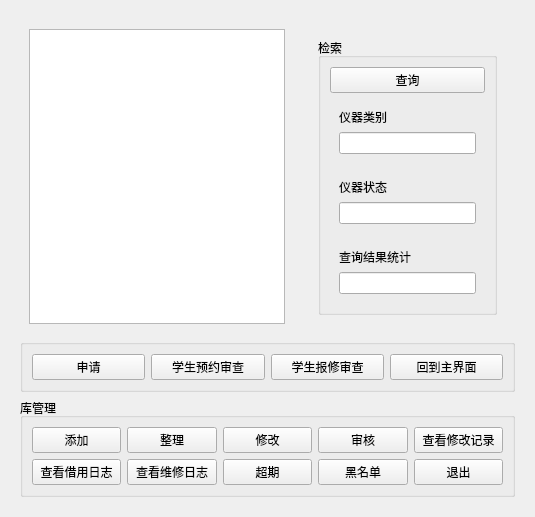
Qt form view/equipmentManage/equipment_home.ui (JunWang666/LabNexus) before a commit.
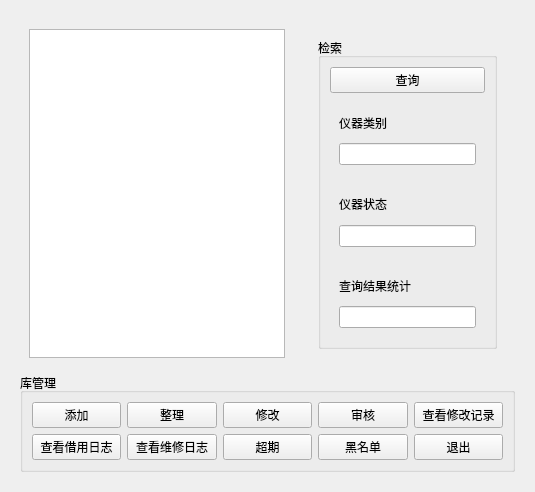
The same form after that commit.

```diff
--- a/view/equipmentManage/equipment_home.ui
+++ b/view/equipmentManage/equipment_home.ui
@@ -148,7 +148,7 @@
         </layout>
        </widget>
       </item>
-      <item row="2" column="0">
+      <item row="1" column="0">
        <widget class="QGroupBox" name="manager">
         <property name="title">
          <string>库管理</string>
@@ -227,43 +227,6 @@
         </layout>
        </widget>
       </item>
-      <item row="1" column="0">
-       <widget class="QGroupBox" name="alluser">
-        <property name="title">
-         <string/>
-        </property>
-        <layout class="QHBoxLayout" name="horizontalLayout">
-         <item>
-          <widget class="QPushButton" name="toapply">
-           <property name="text">
-            <string>申请</string>
-           </property>
-          </widget>
-         </item>
-         <item>
-          <widget class="QPushButton" name="stuexam">
-           <property name="text">
-            <string>学生预约审查</string>
-           </property>
-          </widget>
-         </item>
-         <item>
-          <widget class="QPushButton" name="adfix">
-           <property name="text">
-            <string>学生报修审查</string>
-           </property>
-          </widget>
-         </item>
-         <item>
-          <widget class="QPushButton" name="zreturn">
-           <property name="text">
-            <string>回到主界面</string>
-           </property>
-          </widget>
-         </item>
-        </layout>
-       </widget>
-      </item>
      </layout>
     </widget>
    </item>
```
